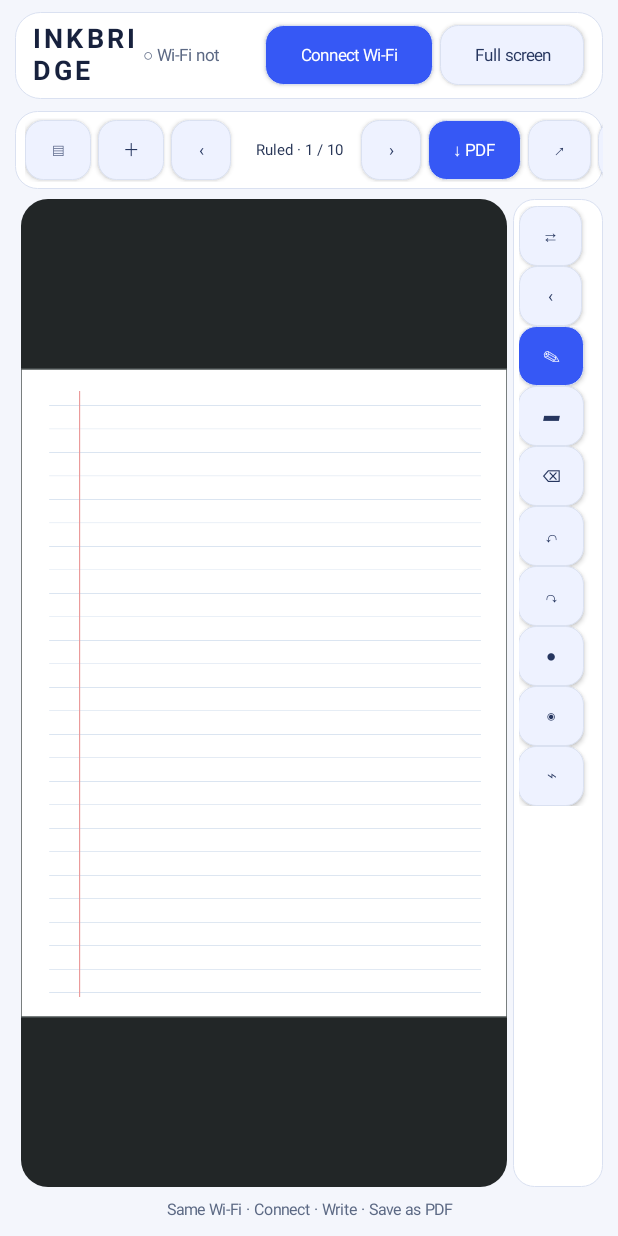
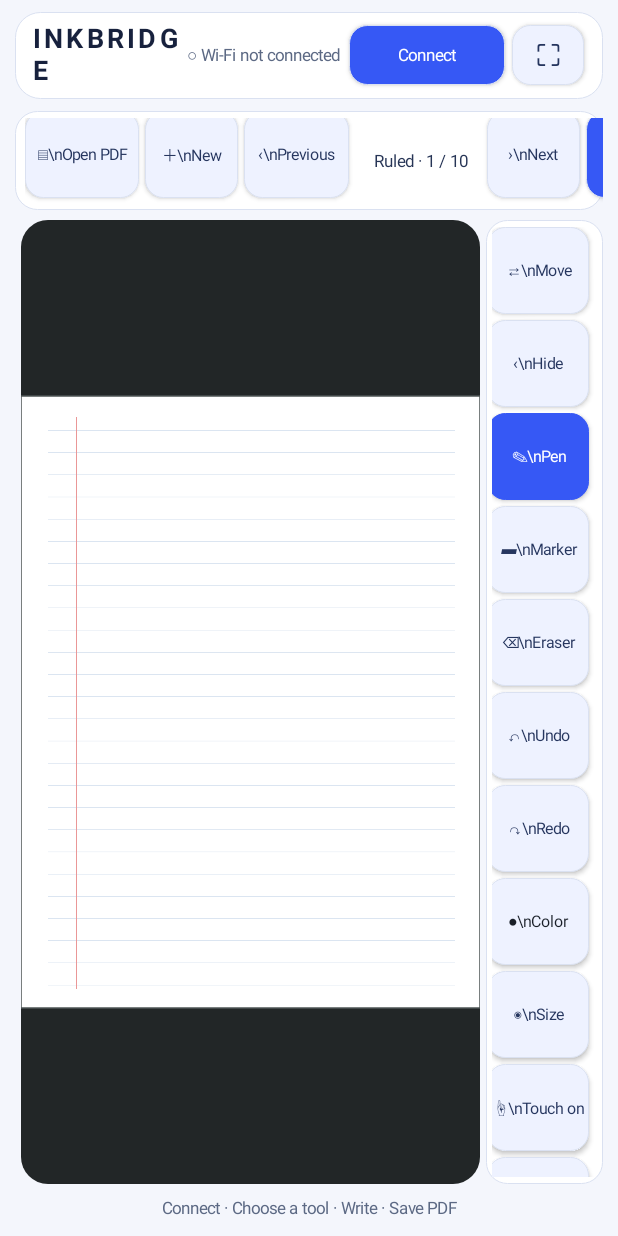
Before and after one commit to ahmed1-khaled/InkBridge, an Android app: the screen it shows after launch (MainActivity), on a phone screen of 412 x 824 dp. Run offline under Robolectric (Android 15) with nearby library versions, the phone set to English and light mode, and no system bars.

Commit message:
Redesign tablet tools with labeled controls and clearer active states

```diff
--- a/android-app/src/main/java/com/inkbridge/app/MainActivity.kt
+++ b/android-app/src/main/java/com/inkbridge/app/MainActivity.kt
@@ -49,6 +49,11 @@ class MainActivity : Activity() {
     private lateinit var toolsSideButton: Button
     private lateinit var toolsToggleButton: Button
     private var toolsOnLeft = false
+    private val toolButtons = mutableMapOf<DrawingView.Tool, Button>()
+    private lateinit var colorToolButton: Button
+    private lateinit var stylusToolButton: Button
+    private var selectedTool = DrawingView.Tool.PEN
+    private var currentInkColor = Color.rgb(25, 31, 40)
     private val sendFileRequest = 4105
     private data class IncomingTransfer(val name: String, val mime: String, val expectedBytes: Long, val file: File, var receivedBytes: Long = 0)
     private val incomingTransfers = mutableMapOf<String, IncomingTransfer>()
@@ -137,6 +142,8 @@ class MainActivity : Activity() {
         val header = LinearLayout(this).apply {
             orientation = LinearLayout.HORIZONTAL
             gravity = Gravity.CENTER_VERTICAL
+            background = panelBackground(Color.WHITE, 17)
+            setPadding(dp(12), dp(5), dp(8), dp(5))
         }
         val brand = TextView(this).apply {
             text = "INKBRIDGE"
@@ -152,36 +159,42 @@ class MainActivity : Activity() {
             setTextColor(Color.rgb(92, 105, 132))
             gravity = Gravity.CENTER_VERTICAL
         }
-        connectButton = actionButton("Connect Wi-Fi", Color.rgb(54, 88, 245), dp(112)) { onConnectClicked() }
-        fullScreenButton = actionButton("Full screen", null, dp(96)) { toggleFullScreen() }
+        connectButton = actionButton("Connect", Color.rgb(54, 88, 245), dp(104)) { onConnectClicked() }
+        fullScreenButton = actionButton("⛶", null, dp(48)) { toggleFullScreen() }.apply {
+            contentDescription = "Toggle full screen"
+            textSize = 19f
+        }
         connectButton.setOnLongClickListener { showWifiConnectDialog(); true }
-        header.background = panelBackground(Color.WHITE, 17)
-        header.setPadding(dp(12), dp(5), dp(8), dp(5))
         header.addView(brand, LinearLayout.LayoutParams(0, dp(48), 1.0f))
-        header.addView(statusText, LinearLayout.LayoutParams(0, dp(48), 1.1f))
+        header.addView(statusText, LinearLayout.LayoutParams(0, dp(48), 1.05f))
         header.addView(connectButton)
         header.addView(fullScreenButton)
         root.addView(header, LinearLayout.LayoutParams(ViewGroup.LayoutParams.MATCH_PARENT, dp(58)).apply {
             bottomMargin = dp(8)
         })
 
-        val documentTools = LinearLayout(this).apply { orientation = LinearLayout.HORIZONTAL; gravity = Gravity.CENTER_VERTICAL }
-        documentTools.addView(actionButton("▤", null, dp(44)) { openPdfPicker() }.apply { contentDescription = "Open PDF" })
-        documentTools.addView(actionButton("＋", null, dp(44)) { createNotebookDialog() }.apply { contentDescription = "New notebook" })
-        documentTools.addView(actionButton("‹", null, dp(40)) { changePage(-1) }.apply { contentDescription = "Previous page" })
+        val documentTools = LinearLayout(this).apply {
+            orientation = LinearLayout.HORIZONTAL
+            gravity = Gravity.CENTER_VERTICAL
+        }
+        documentTools.addView(labeledButton("▤", "Open PDF", null, 76) { openPdfPicker() })
+        documentTools.addView(labeledButton("＋", "New", null, 62) { createNotebookDialog() })
+        documentTools.addView(labeledButton("‹", "Previous", null, 70) { changePage(-1) })
         pageText = TextView(this).apply {
             text = "Notebook · 1 / 10"
-            textSize = 10f
+            textSize = 11f
             setTextColor(Color.rgb(39, 53, 86))
             gravity = Gravity.CENTER
-            minWidth = dp(82)
+            minWidth = dp(88)
+            setPadding(dp(4), 0, dp(4), 0)
+            contentDescription = "Current page"
         }
         documentTools.addView(pageText)
-        documentTools.addView(actionButton("›", null, dp(40)) { changePage(1) }.apply { contentDescription = "Next page" })
-        documentTools.addView(actionButton("↓ PDF", Color.rgb(54, 88, 245), dp(62)) { savePdfPicker() }.apply { contentDescription = "Export PDF" })
-        documentTools.addView(actionButton("↗", null, dp(42)) { shareLastPdf() }.apply { contentDescription = "Share PDF" })
-        documentTools.addView(actionButton("⇧", null, dp(42)) { openTransferPicker() }.apply { contentDescription = "Send file to Windows" })
-        documentTools.addView(actionButton("⟳", null, dp(42)) { checkForUpdates(showWhenNoUpdate = true) }.apply { contentDescription = "Check updates" })
+        documentTools.addView(labeledButton("›", "Next", null, 62) { changePage(1) })
+        documentTools.addView(labeledButton("↓", "Save PDF", Color.rgb(54, 88, 245), 76) { savePdfPicker() })
+        documentTools.addView(labeledButton("↗", "Share", null, 62) { shareLastPdf() })
+        documentTools.addView(labeledButton("⇧", "Send file", null, 70) { openTransferPicker() })
+        documentTools.addView(labeledButton("⟳", "Updates", null, 70) { checkForUpdates(showWhenNoUpdate = true) })
 
         val documentScroll = HorizontalScrollView(this).apply {
             isHorizontalScrollBarEnabled = false
@@ -190,7 +203,7 @@ class MainActivity : Activity() {
             clipToPadding = false
             addView(documentTools)
         }
-        root.addView(documentScroll, LinearLayout.LayoutParams(ViewGroup.LayoutParams.MATCH_PARENT, dp(52)).apply {
+        root.addView(documentScroll, LinearLayout.LayoutParams(ViewGroup.LayoutParams.MATCH_PARENT, dp(66)).apply {
             bottomMargin = dp(7)
         })
 
@@ -200,27 +213,58 @@ class MainActivity : Activity() {
             background = panelBackground(Color.WHITE, 14)
             setPadding(dp(4), dp(5), dp(4), dp(5))
         }
-        val dockControls = LinearLayout(this).apply { orientation = LinearLayout.VERTICAL; gravity = Gravity.CENTER_HORIZONTAL }
-        toolsSideButton = actionButton("⇄", null, dp(42)) { moveToolsRail() }.apply { contentDescription = "Move toolbar to the other side" }
-        toolsToggleButton = actionButton("‹", null, dp(42)) { toggleToolsRail() }.apply { contentDescription = "Hide or show tools" }
+        val dockControls = LinearLayout(this).apply {
+            orientation = LinearLayout.VERTICAL
+            gravity = Gravity.CENTER_HORIZONTAL
+        }
+        toolsSideButton = labeledButton("⇄", "Move", null, 68) { moveToolsRail() }.apply {
+            contentDescription = "Move toolbar to the other side"
+        }
+        toolsToggleButton = labeledButton("‹", "Hide", null, 68) { toggleToolsRail() }.apply {
+            contentDescription = "Hide tools"
+        }
         dockControls.addView(toolsSideButton)
         dockControls.addView(toolsToggleButton)
         toolsRail.addView(dockControls)
 
-        val tools = LinearLayout(this).apply { orientation = LinearLayout.VERTICAL; gravity = Gravity.TOP or Gravity.CENTER_HORIZONTAL }
-        tools.addView(actionButton("✎", Color.rgb(54, 88, 245), dp(44)) { drawingView.setTool(DrawingView.Tool.PEN) }.apply { contentDescription = "Pen" })
-        tools.addView(actionButton("▰", null, dp(44)) { drawingView.setTool(DrawingView.Tool.MARKER) }.apply { contentDescription = "Marker" })
-        tools.addView(actionButton("⌫", null, dp(44)) { drawingView.setTool(DrawingView.Tool.ERASER) }.apply { contentDescription = "Eraser" })
-        tools.addView(actionButton("↶", null, dp(44)) { drawingView.undo() }.apply { contentDescription = "Undo" })
-        tools.addView(actionButton("↷", null, dp(44)) { drawingView.redo() }.apply { contentDescription = "Redo" })
-        tools.addView(actionButton("●", null, dp(44)) { chooseColor() }.apply { contentDescription = "Ink color" })
-        tools.addView(actionButton("◉", null, dp(44)) { chooseBrushSize() }.apply { contentDescription = "Brush size" })
-        tools.addView(actionButton("⌁", null, dp(44)) {
+        val tools = LinearLayout(this).apply {
+            orientation = LinearLayout.VERTICAL
+            gravity = Gravity.TOP or Gravity.CENTER_HORIZONTAL
+        }
+        toolButtons[DrawingView.Tool.PEN] = labeledButton("✎", "Pen", Color.rgb(54, 88, 245), 68) {
+            selectTool(DrawingView.Tool.PEN)
+        }
+        toolButtons[DrawingView.Tool.MARKER] = labeledButton("▰", "Marker", null, 68) {
+            selectTool(DrawingView.Tool.MARKER)
+        }
+        toolButtons[DrawingView.Tool.ERASER] = labeledButton("⌫", "Eraser", null, 68) {
+            selectTool(DrawingView.Tool.ERASER)
+        }
+        tools.addView(toolButtons[DrawingView.Tool.PEN])
+        tools.addView(toolButtons[DrawingView.Tool.MARKER])
+        tools.addView(toolButtons[DrawingView.Tool.ERASER])
+        tools.addView(labeledButton("↶", "Undo", null, 68) { drawingView.undo() })
+        tools.addView(labeledButton("↷", "Redo", null, 68) { drawingView.redo() })
+        colorToolButton = labeledButton("●", "Color", null, 68) { chooseColor() }.apply {
+            setTextColor(currentInkColor)
+            contentDescription = "Choose ink color"
+        }
+        tools.addView(colorToolButton)
+        tools.addView(labeledButton("◉", "Size", null, 68) { chooseBrushSize() }.apply {
+            contentDescription = "Adjust pen thickness"
+        })
+        stylusToolButton = labeledButton("☝", "Touch on", null, 68) {
             touchInputEnabled = !touchInputEnabled
             drawingView.setStylusOnly(!touchInputEnabled)
-            (it as Button).text = if (touchInputEnabled) "⌁" else "✒"
-            it.contentDescription = if (touchInputEnabled) "Touch input enabled" else "Stylus only"
-        }.apply { contentDescription = "Toggle touch input" })
+            stylusToolButton.text = if (touchInputEnabled) "☝\nTouch on" else "✒\nPen only"
+            stylusToolButton.contentDescription = if (touchInputEnabled) "Touch input enabled" else "Stylus only"
+            styleToolButton(stylusToolButton, selected = !touchInputEnabled)
+        }
+        tools.addView(stylusToolButton)
+        tools.addView(labeledButton("⌧", "Clear", null, 68) { confirmClear() }.apply {
+            contentDescription = "Clear current page"
+        })
+
         toolsScroll = ScrollView(this).apply {
             isVerticalScrollBarEnabled = false
             addView(tools)
@@ -234,7 +278,8 @@ class MainActivity : Activity() {
         }
         drawingView.background = panelBackground(Color.rgb(235, 240, 250), 18)
         drawingView.clipToOutline = true
-                workspace = LinearLayout(this).apply {
+
+        workspace = LinearLayout(this).apply {
             orientation = LinearLayout.HORIZONTAL
             gravity = Gravity.CENTER_VERTICAL
         }
@@ -243,30 +288,78 @@ class MainActivity : Activity() {
             marginStart = dp(4)
             marginEnd = dp(4)
         })
-        workspace.addView(toolsRail, LinearLayout.LayoutParams(dp(60), ViewGroup.LayoutParams.MATCH_PARENT))
+        workspace.addView(toolsRail, LinearLayout.LayoutParams(dp(78), ViewGroup.LayoutParams.MATCH_PARENT))
         root.addView(workspace, LinearLayout.LayoutParams(ViewGroup.LayoutParams.MATCH_PARENT, 0, 1f).apply {
             bottomMargin = dp(5)
         })
 
         val hint = TextView(this).apply {
-            text = "Same Wi-Fi · Connect · Write · Save as PDF"
-            textSize = 10.5f
+            text = "Connect · Choose a tool · Write · Save PDF"
+            textSize = 11f
             gravity = Gravity.CENTER
             setTextColor(Color.rgb(92, 105, 132))
         }
-        root.addView(hint, LinearLayout.LayoutParams(ViewGroup.LayoutParams.MATCH_PARENT, dp(20)))
+        root.addView(hint, LinearLayout.LayoutParams(ViewGroup.LayoutParams.MATCH_PARENT, dp(22)))
         setContentView(root)
 
         val initial = buildTemplate("Ruled")
         drawingView.setPaper(initial, initial.width.toFloat() / initial.height.toFloat())
         updatePageLabel()
+        updateToolSelection()
     }
 
+    private fun labeledButton(icon: String, label: String, fill: Int?, width: Int, action: (View) -> Unit): Button =
+        Button(this).apply {
+            text = "$icon\\n$label"
+            textSize = 10.5f
+            isAllCaps = false
+            gravity = Gravity.CENTER
+            setLineSpacing(0f, 0.92f)
+            setTextColor(Color.rgb(38, 54, 95))
+            backgroundTintList = null
+            background = GradientDrawable().apply {
+                shape = GradientDrawable.RECTANGLE
+                cornerRadius = dp(12).toFloat()
+                setColor(fill ?: Color.rgb(238, 242, 255))
+                setStroke(dp(1), Color.rgb(218, 225, 241))
+            }
+            minWidth = dp(width)
+            minimumWidth = dp(width)
+            minimumHeight = dp(54)
+            setPadding(dp(2), dp(3), dp(2), dp(3))
+            elevation = dp(1).toFloat()
+            setOnClickListener(action)
+            layoutParams = LinearLayout.LayoutParams(dp(width), dp(58)).apply {
+                marginEnd = dp(4)
+                bottomMargin = dp(4)
+            }
+        }
+
+    private fun styleToolButton(button: Button, selected: Boolean) {
+        button.background = GradientDrawable().apply {
+            shape = GradientDrawable.RECTANGLE
+            cornerRadius = dp(12).toFloat()
+            setColor(if (selected) Color.rgb(54, 88, 245) else Color.rgb(238, 242, 255))
+            setStroke(dp(1), if (selected) Color.rgb(54, 88, 245) else Color.rgb(218, 225, 241))
+        }
+        button.setTextColor(if (selected) Color.WHITE else Color.rgb(38, 54, 95))
+        button.elevation = dp(if (selected) 3 else 1).toFloat()
+    }
+
+    private fun selectTool(tool: DrawingView.Tool) {
+        selectedTool = tool
+        drawingView.setTool(tool)
+        updateToolSelection()
+    }
+
+    private fun updateToolSelection() {
+        toolButtons.forEach { (tool, button) -> styleToolButton(button, tool == selectedTool) }
+    }
 
     private fun toggleToolsRail() {
         val visible = toolsScroll.visibility == View.VISIBLE
         toolsScroll.visibility = if (visible) View.GONE else View.VISIBLE
-        toolsToggleButton.text = if (visible) "›" else "‹"
+        toolsToggleButton.text = if (visible) "›\\nShow" else "‹\\nHide"
         toolsToggleButton.contentDescription = if (visible) "Show tools" else "Hide tools"
     }
 
@@ -275,7 +368,8 @@ class MainActivity : Activity() {
         toolsOnLeft = !toolsOnLeft
         workspace.removeView(toolsRail)
         if (toolsOnLeft) workspace.addView(toolsRail, 0) else workspace.addView(toolsRail)
-        toolsSideButton.contentDescription = if (toolsOnLeft) "Toolbar on left" else "Toolbar on right"
+        toolsSideButton.text = if (toolsOnLeft) "⇄\\nMove right" else "⇄\\nMove left"
+        toolsSideButton.contentDescription = if (toolsOnLeft) "Move toolbar to the right" else "Move toolbar to the left"
     }
 
     private fun openTransferPicker() {
@@ -469,7 +563,12 @@ class MainActivity : Activity() {
             Color.rgb(24, 142, 91), Color.rgb(133, 82, 204), Color.rgb(230, 133, 31)
         )
         android.app.AlertDialog.Builder(this).setTitle("Ink color")
-            .setItems(names) { _, i -> drawingView.setColor(colors[i]) }.show()
+            .setItems(names) { _, i ->
+                currentInkColor = colors[i]
+                drawingView.setColor(colors[i])
+                colorToolButton.setTextColor(colors[i])
+                selectTool(DrawingView.Tool.PEN)
+            }.show()
     }
 
     private fun chooseBrushSize() {
```
